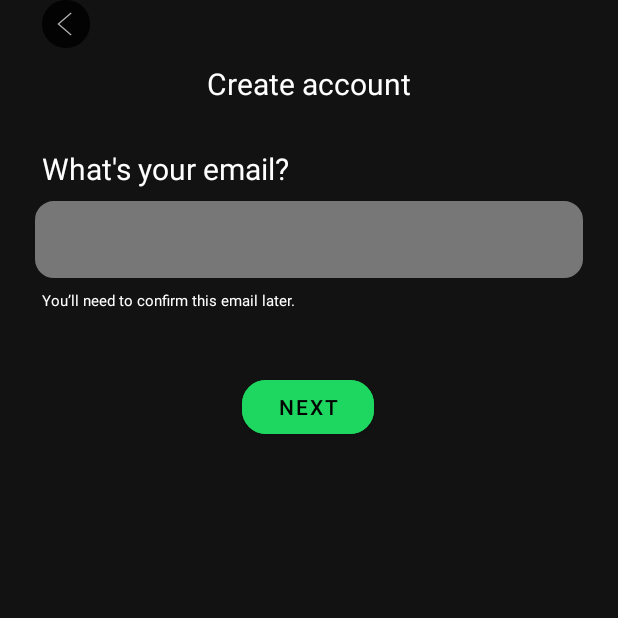
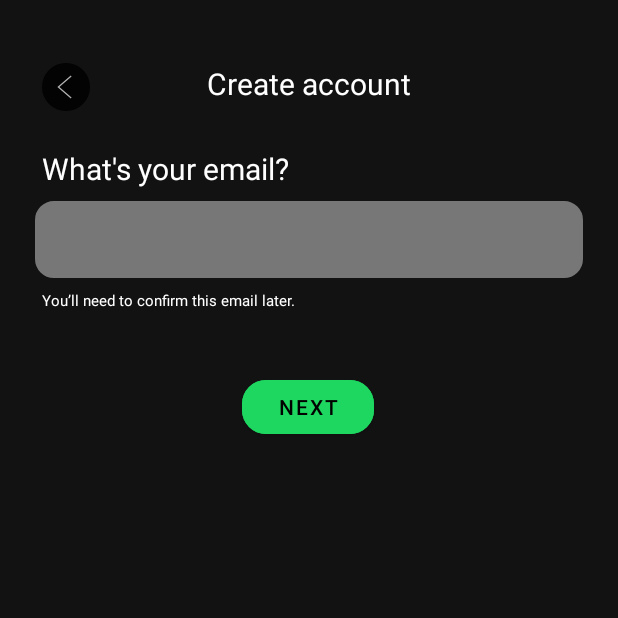
Before and after one commit to razrez/chat-service, an Android app: the screen it shows after launch (MainActivity), after a tap on "SIGN UP FREE", on a phone screen of 412 x 824 dp, the top half of it. Run offline under Robolectric (Android 15) with nearby library versions, the phone set to English and light mode, and no system bars.

Commit message:
hotfix кнопок

```diff
--- a/src/spotify.android/SpotifyChat/app/src/main/res/layout/fragment_authorization.xml
+++ b/src/spotify.android/SpotifyChat/app/src/main/res/layout/fragment_authorization.xml
@@ -11,12 +11,13 @@
         android:layout_width="wrap_content"
         android:layout_height="wrap_content"
         android:background="@drawable/button_back"
+        android:layout_marginTop="42sp"
         android:paddingLeft="24sp"
         app:layout_constraintEnd_toStartOf="@+id/textview_second"
         app:layout_constraintHorizontal_bias="0.264"
         app:layout_constraintStart_toStartOf="parent"
-        tools:ignore="MissingConstraints"
-        tools:layout_editor_absoluteY="37dp" />
+        app:layout_constraintTop_toTopOf="parent"
+        tools:ignore="MissingConstraints" />
 
     <TextView
         android:id="@+id/textview_second"
--- a/src/spotify.android/SpotifyChat/app/src/main/res/layout/fragment_registration_email.xml
+++ b/src/spotify.android/SpotifyChat/app/src/main/res/layout/fragment_registration_email.xml
@@ -11,12 +11,13 @@
         android:layout_width="wrap_content"
         android:layout_height="wrap_content"
         android:background="@drawable/button_back"
+        android:layout_marginTop="42sp"
         android:paddingLeft="24sp"
         app:layout_constraintEnd_toStartOf="@+id/textview_second"
         app:layout_constraintHorizontal_bias="0.264"
         app:layout_constraintStart_toStartOf="parent"
-        tools:ignore="MissingConstraints"
-        tools:layout_editor_absoluteY="37dp" />
+        app:layout_constraintTop_toTopOf="parent"
+        tools:ignore="MissingConstraints" />
 
     <TextView
         android:id="@+id/textview_second"
```
